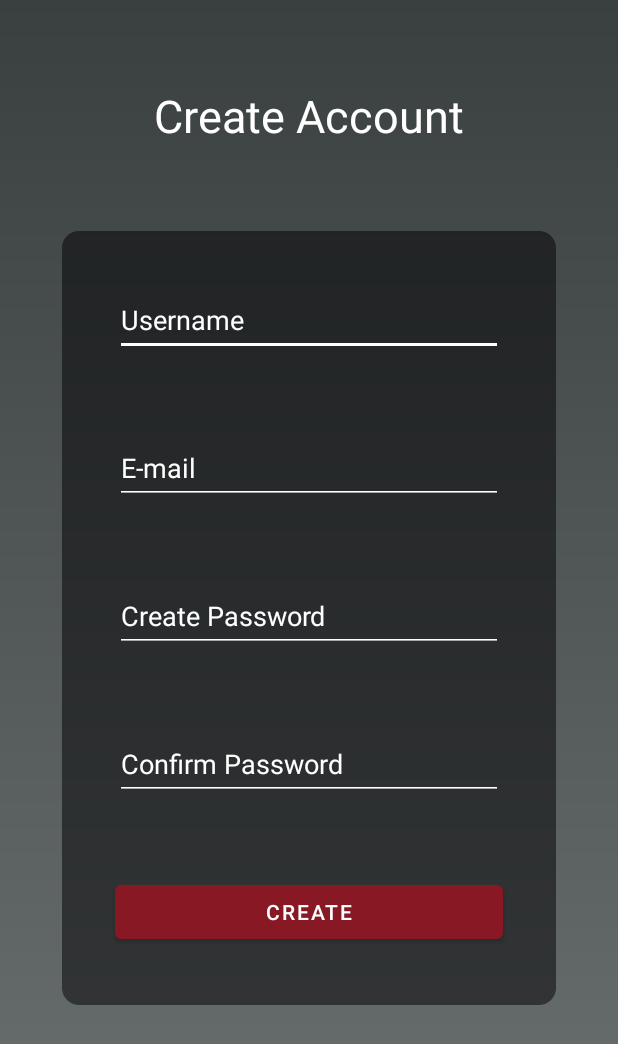
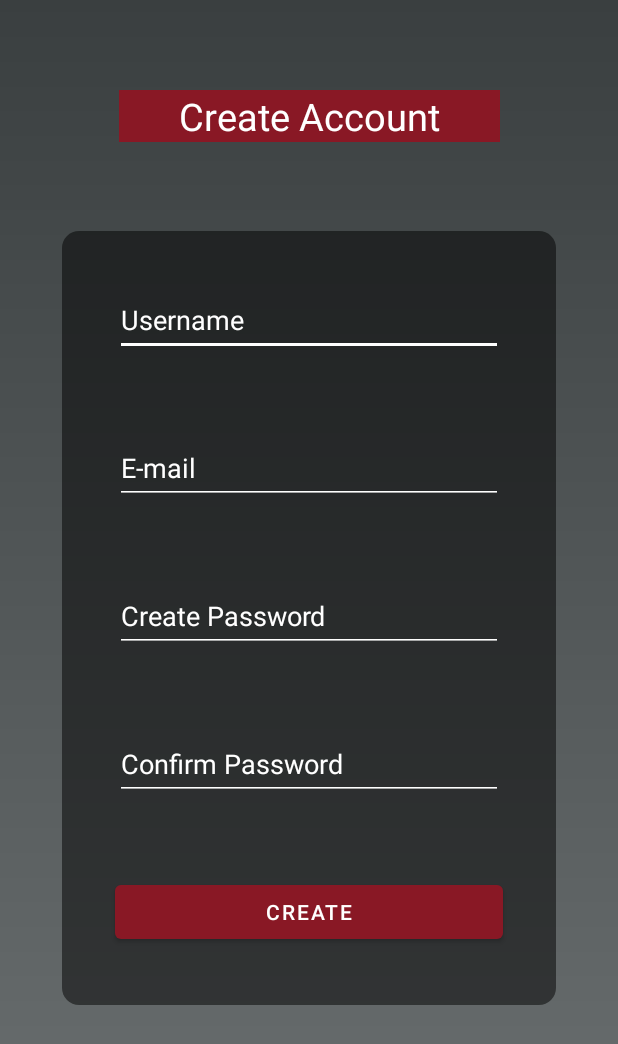
Before and after one commit to hlink27/dragster, an Android app: the CreateAccount screen opened directly, with no data from a screen before it, on a phone screen of 412 x 824 dp. Shown: the top 1044 px of the screen. Run offline under Robolectric (Android 15) with nearby library versions, the phone set to English and light mode, and no system bars; our stand-ins replace Room's generated code.

Commit message:
Cadastro e login OK

```diff
--- a/app/src/main/res/layout/activity_create_account.xml
+++ b/app/src/main/res/layout/activity_create_account.xml
@@ -12,9 +12,12 @@
         android:id="@+id/textView7"
         android:layout_width="wrap_content"
         android:layout_height="wrap_content"
+        android:background="@color/primary_900"
+        android:paddingLeft="40dp"
+        android:paddingRight="40dp"
         android:text="@string/createAccountTitle"
         android:textColor="@color/white"
-        android:textSize="30dp"
+        android:textSize="25dp"
         app:layout_constraintBottom_toTopOf="@+id/linearLayout"
         app:layout_constraintEnd_toEndOf="parent"
         app:layout_constraintStart_toStartOf="parent"
```
